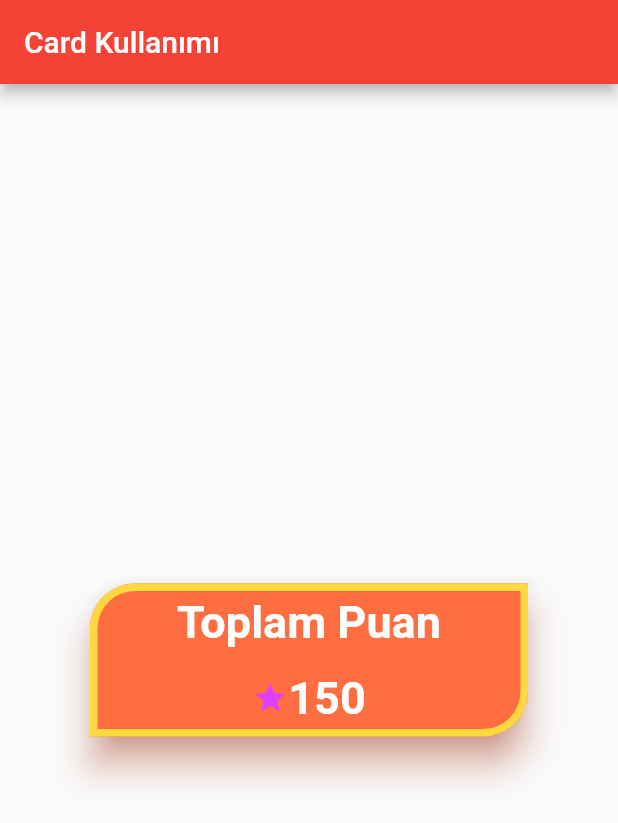
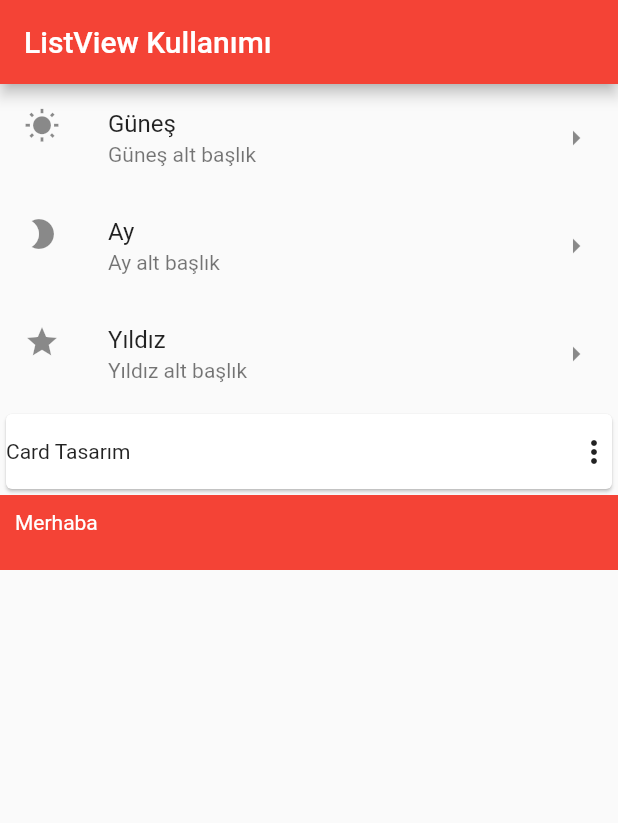
Before and after one commit to ahmtcylnn/flutter_begin, a Flutter app: the screen it shows after launch, on a phone screen of 412 x 824 dp. Shown: the top 823 px of the screen. Run offline on Flutter 3.47's test engine with Material 2 defaults, Android fonts, the phone set to English and light mode, and no system bars.

Commit message:
Using Static List View

```diff
--- /dev/null
+++ b/lib/SbtListViewKullanimi.dart
@@ -0,0 +1,82 @@
+import 'package:flutter/material.dart';
+
+class SbtListViewKullanimi extends StatefulWidget {
+  const SbtListViewKullanimi({super.key});
+
+  @override
+  State<SbtListViewKullanimi> createState() => _SbtListViewKullanimiState();
+}
+
+class _SbtListViewKullanimiState extends State<SbtListViewKullanimi> {
+  @override
+  Widget build(BuildContext context) {
+    return Scaffold(
+      appBar: AppBar(
+        title: const Text("ListView Kullanımı"),
+      ),
+      body: ListView(
+        children: [
+          ListTile(
+            leading: const Icon(Icons.wb_sunny),
+            title: const Text("Güneş"),
+            subtitle: const Text("Güneş alt başlık"),
+            trailing: const Icon(Icons.arrow_right),
+            onTap: () {
+              print("Güneş Tıklandı.");
+            },
+          ),
+          ListTile(
+            leading: const Icon(Icons.brightness_2),
+            title: const Text("Ay"),
+            subtitle: const Text("Ay alt başlık"),
+            trailing: const Icon(Icons.arrow_right),
+            onTap: () {
+              print("Ay Tıklandı.");
+            },
+          ),
+          ListTile(
+            leading: const Icon(Icons.star),
+            title: const Text("Yıldız"),
+            subtitle: const Text("Yıldız alt başlık"),
+            trailing: const Icon(Icons.arrow_right),
+            onTap: () {
+              print("Yıldız Tıklandı.");
+            },
+          ),
+          GestureDetector(
+            onTap: () {
+              print("Card Tıklandı");
+            },
+            child: Card(
+              // ignore: prefer_const_literals_to_create_immutables
+              child: SizedBox(
+                height: 50,
+                child: Row(children: const [
+                  Text("Card Tasarım"),
+                  Spacer(),
+                  Icon(Icons.more_vert)
+                ]),
+              ),
+            ),
+          ),
+          GestureDetector(
+            onTap: () {
+              print("Container Tıklandı.");
+            },
+            child: Container(
+              height: 50,
+              color: Colors.red,
+              child: const Padding(
+                padding: EdgeInsets.all(10.0),
+                child: Text(
+                  "Merhaba",
+                  style: TextStyle(color: Colors.white),
+                ),
+              ),
+            ),
+          )
+        ],
+      ),
+    );
+  }
+}
--- a/lib/main.dart
+++ b/lib/main.dart
@@ -1,5 +1,5 @@
 import 'package:flutter/material.dart';
-import 'package:flutter_begin/cardKullanimi.dart';
+import 'package:flutter_begin/SbtListViewKullanimi.dart';
 
 void main() {
   runApp(const MyApp());
@@ -16,7 +16,7 @@ class MyApp extends StatelessWidget {
       theme: ThemeData(
         primarySwatch: Colors.red,
       ),
-      home: const cardKullanimi(),
+      home: const SbtListViewKullanimi(),
     );
   }
 }
```
